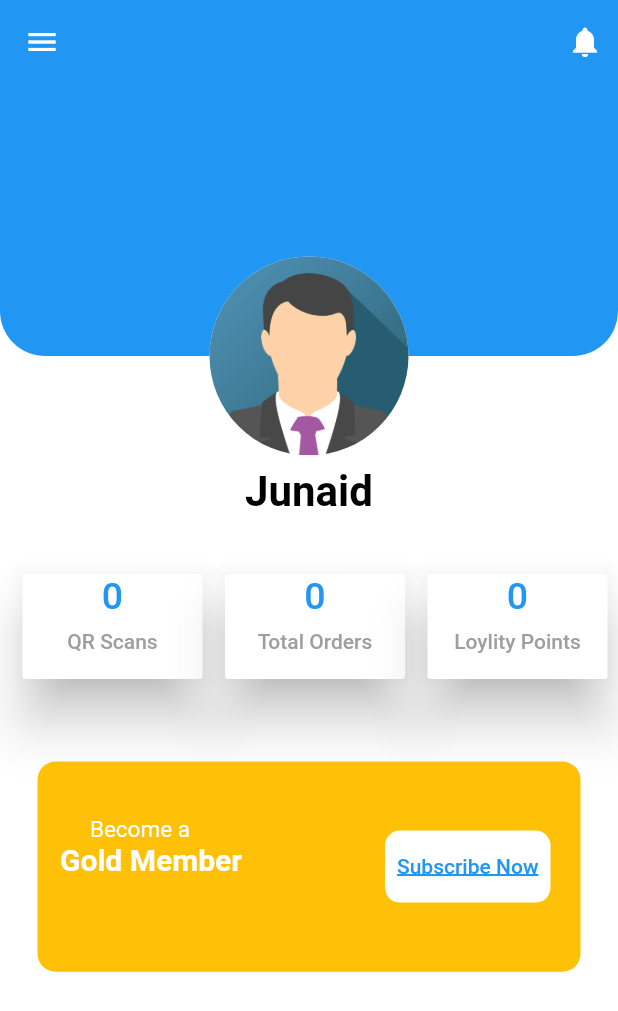
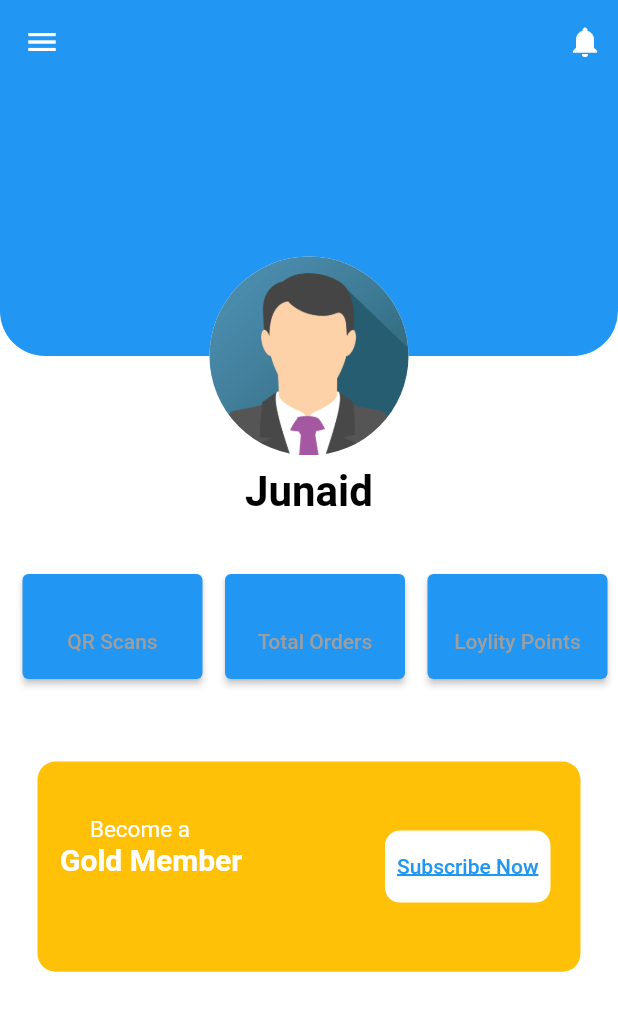
Before and after one commit to junaid186/flutter-athenticaion, a Flutter app: the ProfileScreen screen opened by its route, on a phone screen of 412 x 824 dp. Shown: the top 1011 px of the screen. Run offline on Flutter 3.47's test engine with Material 2 defaults, Android fonts, the phone set to English and light mode, and no system bars; our stand-ins replace curved_navigation_bar, persistent_bottom_nav_bar.

Commit message:
second last

```diff
--- a/lib/screens/Homepage.dart
+++ b/lib/screens/Homepage.dart
@@ -35,7 +35,7 @@ class _MyHomePageState extends State<MyHomePage> {
             // SizedBox(
             //   width: 5,
             // ),
-            FlatButton(
+            TextButton(
                 onPressed: () {},
                 child: Text(
                   "Current location",
--- a/lib/screens/profileScreen.dart
+++ b/lib/screens/profileScreen.dart
@@ -214,9 +214,9 @@ class _ProfileScreenState extends State<ProfileScreen> {
             //   // height: 30,
             //   // width: 30,
             //   child:
-            RaisedButton(
-          elevation: elevationOfButton,
-          color: Colors.white,
+            ElevatedButton(
+          // elevation: elevationOfButton,
+          // color: Colors.white,
           onPressed: () {},
           child: Column(
             children: [
@@ -257,9 +257,9 @@ class _ProfileScreenState extends State<ProfileScreen> {
             //   // height: 30,
             //   // width: 30,
             //   child:
-            RaisedButton(
-          elevation: elevationOfButton,
-          color: Colors.white,
+            ElevatedButton(
+          // elevation: elevationOfButton,
+          // color: Colors.white,
           onPressed: () {},
           child: Column(
             children: [
@@ -300,9 +300,9 @@ class _ProfileScreenState extends State<ProfileScreen> {
             //   // height: 30,
             //   // width: 30,
             //   child:
-            RaisedButton(
-          elevation: elevationOfButton,
-          color: Colors.white,
+            ElevatedButton(
+          // elevation: elevationOfButton,
+          // color: Colors.white,
           onPressed: () {},
           child: Column(
             children: [
```
